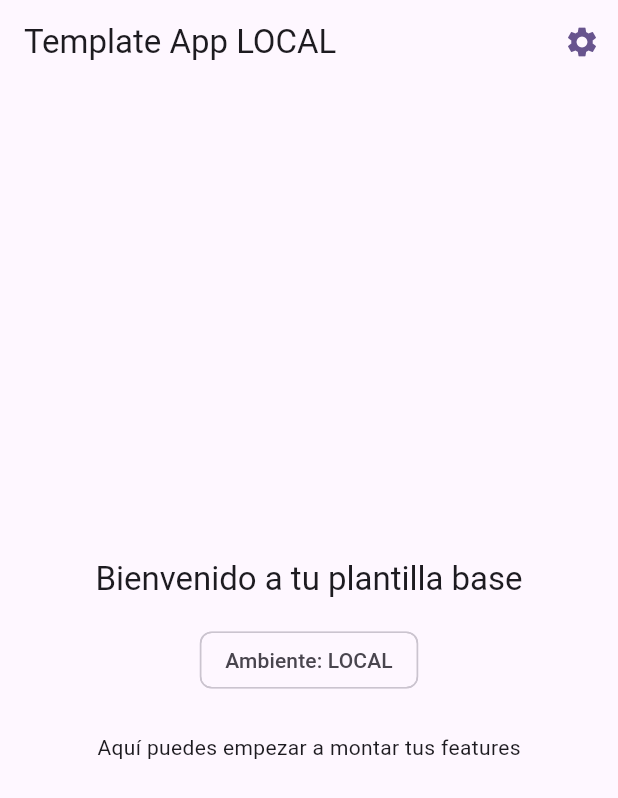
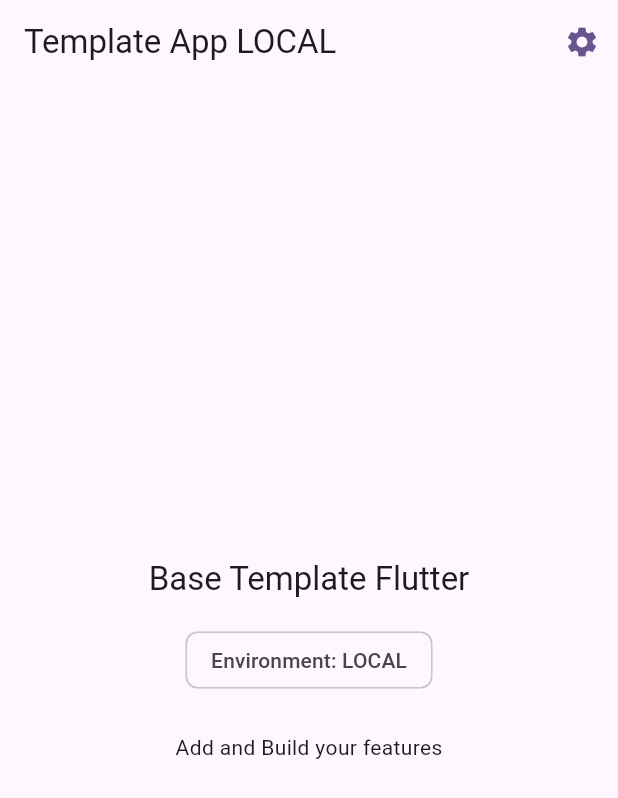
Before and after one commit to leonardo5456/flutter-template, a Flutter app: the screen it shows after launch, on a phone screen of 412 x 824 dp. Shown: the top 798 px of the screen. Run offline on Flutter 3.47's test engine with Material 3 defaults, Android fonts, the phone set to English and light mode, and no system bars.

Commit message:
Update files

```diff
--- a/lib/features/home/presentation/pages/home_page.dart
+++ b/lib/features/home/presentation/pages/home_page.dart
@@ -29,16 +29,16 @@ class HomePage extends StatelessWidget {
           mainAxisSize: MainAxisSize.min,
           children: [
             Text(
-              'Bienvenido a tu plantilla base',
+              'Base Template Flutter',
               style: Theme.of(context).textTheme.titleLarge,
             ),
             const SizedBox(height: 16),
             Chip(
-              label: Text('Ambiente: $flavorLabel'),
+              label: Text('Environment: $flavorLabel'),
             ),
             const SizedBox(height: 24),
             Text(
-              'Aquí puedes empezar a montar tus features',
+              'Add and Build your features',
               style: Theme.of(context).textTheme.bodyMedium,
             ),
           ],
```
Also changed, not shown: lib/features/settings/presentation/pages/settings_page.dart (+7 -7 lines), pubspec.lock, 1 other file.
